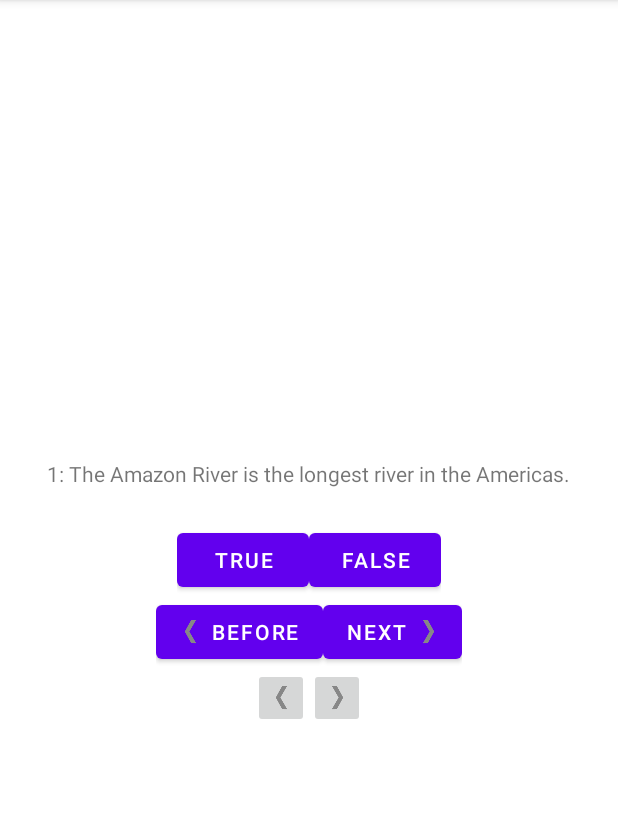
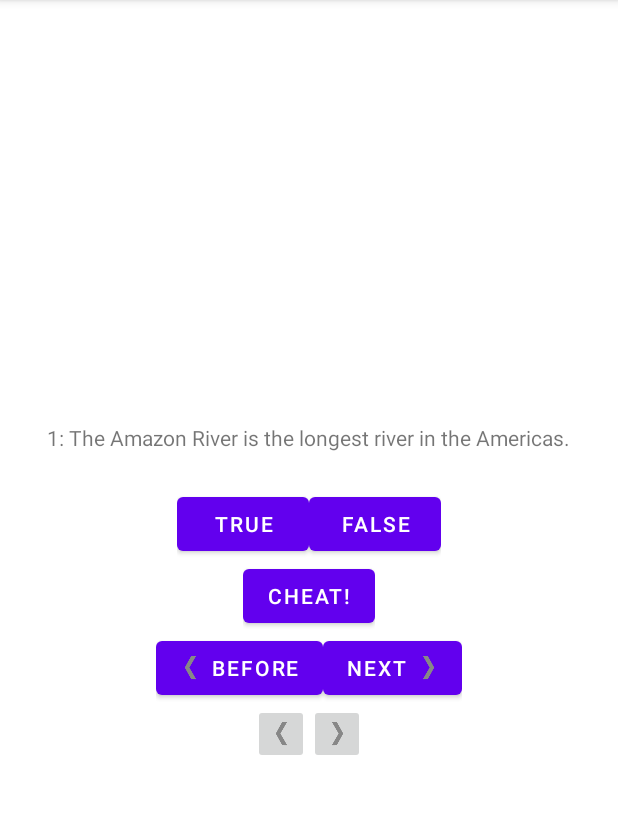
Before and after one commit to kaluogh/MyAndroidStudy, an Android app: the screen it shows after launch (MainActivity), after a tap on "TRUE", on a phone screen of 412 x 824 dp, the part 84-898 px from its top. Run offline under Robolectric (Android 15) with nearby library versions, the phone set to English and light mode, and no system bars.

Commit message:
update c6

```diff
--- a/GeoQuiz/app/src/main/AndroidManifest.xml
+++ b/GeoQuiz/app/src/main/AndroidManifest.xml
@@ -9,6 +9,7 @@
         android:roundIcon="@mipmap/ic_launcher_round"
         android:supportsRtl="true"
         android:theme="@style/Theme.GeoQuiz">
+        <activity android:name=".CheatActivity"></activity>
         <activity android:name=".MainActivity">
             <intent-filter>
                 <action android:name="android.intent.action.MAIN" />
--- a/GeoQuiz/app/src/main/java/com/bignerdranch/android/geoquiz/MainActivity.kt
+++ b/GeoQuiz/app/src/main/java/com/bignerdranch/android/geoquiz/MainActivity.kt
@@ -1,5 +1,7 @@
 package com.bignerdranch.android.geoquiz
 
+import android.app.Activity
+import android.content.Intent
 import androidx.appcompat.app.AppCompatActivity
 import android.os.Bundle
 import android.util.Log
@@ -9,11 +11,10 @@ import android.widget.ImageButton
 import android.widget.TextView
 import android.widget.Toast
 import androidx.annotation.StringRes
-import androidx.lifecycle.ViewModelProvider
 import androidx.lifecycle.ViewModelProviders
-import java.lang.StringBuilder
 
 private const val TAG = "MainActivity"
+private const val REQUEST_CODE_CHEAT = 0
 
 class MainActivity : AppCompatActivity() {
     private lateinit var trueButton: Button
@@ -23,6 +24,7 @@ class MainActivity : AppCompatActivity() {
     private lateinit var beforeImageButton: ImageButton
     private lateinit var nextImageButton: ImageButton
     private lateinit var questionView: TextView
+    private lateinit var cheatButton: Button
 
     private val quizViewModel: QuizViewModel by lazy {
         ViewModelProviders.of(this).get(QuizViewModel::class.java)
@@ -44,6 +46,7 @@ class MainActivity : AppCompatActivity() {
         nextButton = findViewById(R.id.next_button)
         beforeImageButton = findViewById(R.id.before_imagebutton)
         nextImageButton = findViewById(R.id.next_imagebutton)
+        cheatButton = findViewById(R.id.cheat_button)
 
 
         trueButton.setOnClickListener { view: View ->
@@ -74,16 +77,37 @@ class MainActivity : AppCompatActivity() {
             updateQuesttion()
         }
 
+        cheatButton.setOnClickListener { view: View ->
+//            var intent = Intent(this, CheatActivity::class.java)
+            val answerIsTrue = quizViewModel.currentQuestionAnswer
+            var intent = CheatActivity.newIntent(this@MainActivity, answerIsTrue)
+//            startActivity(intent)
+            startActivityForResult(intent, REQUEST_CODE_CHEAT)
+        }
+
         updateQuesttion()
     }
 
+    override fun onActivityResult(requestCode: Int, resultCode: Int, data: Intent?) {
+        super.onActivityResult(requestCode, resultCode, data)
+        if (resultCode != Activity.RESULT_OK) {
+            return
+        }
+        if (requestCode == REQUEST_CODE_CHEAT) {
+            var result = data?.getBooleanExtra(EXTRA_ANSWER_SHOWN, false) ?: false
+            Log.d(TAG, "Have see answer? " + result.toString())
+            quizViewModel.isCheater = result
+        }
+    }
+
     private fun checkAnswer(answer: Boolean) {
-        var flag = answer == quizViewModel.currentQuestionAnswer
-        if (flag) {
-            showMessage(R.string.correct_toast)
-        } else {
-            showMessage(R.string.incorrect_toast)
+        var correntAnswer: Boolean = quizViewModel.currentQuestionAnswer
+        var messageResId = when {
+            quizViewModel.isCheater -> R.string.judgment
+            answer == correntAnswer -> R.string.correct_toast
+            else -> R.string.incorrect_toast
         }
+        showMessage(messageResId)
     }
 
     private fun showMessage(@StringRes message: Int) {
--- a/GeoQuiz/app/src/main/java/com/bignerdranch/android/geoquiz/QuizViewModel.kt
+++ b/GeoQuiz/app/src/main/java/com/bignerdranch/android/geoquiz/QuizViewModel.kt
@@ -12,6 +12,7 @@ class QuizViewModel : ViewModel() {
     }
 
     var questionIndex = 0
+    var isCheater = false
     private var questionBank: List<Question> = listOf(
         Question(R.string.question_africa, false),
         Question(R.string.question_asiz, true),
--- a/GeoQuiz/app/src/main/res/layout/activity_main.xml
+++ b/GeoQuiz/app/src/main/res/layout/activity_main.xml
@@ -51,6 +51,18 @@
     <LinearLayout
         android:layout_width="wrap_content"
         android:layout_height="wrap_content"
+        android:gravity="center"
+        >
+        <Button
+            android:id="@+id/cheat_button"
+            android:layout_width="wrap_content"
+            android:layout_height="wrap_content"
+            android:text="@string/cheat_button"></Button>
+    </LinearLayout>
+
+    <LinearLayout
+        android:layout_width="wrap_content"
+        android:layout_height="wrap_content"
         android:orientation="horizontal">
         <Button
             android:id="@+id/before_button"
--- a/GeoQuiz/app/src/main/res/values/strings.xml
+++ b/GeoQuiz/app/src/main/res/values/strings.xml
@@ -11,4 +11,8 @@
     <string name="question_asiz">Lake Baikal is the world\'s oldest and deepest freshwater lake.</string>
     <string name="next_button">NEXT</string>
     <string name="before_button">BEFORE</string>
+    <string name="warning_text">Are you sure you want to do this?</string>
+    <string name="show_answer_button">Show Answer</string>
+    <string name="cheat_button">Cheat!</string>
+    <string name="judgment">Cheat is wrong.</string>
 </resources>
```
Also changed, not shown: GeoQuiz/app/src/main/java/com/bignerdranch/android/geoquiz/CheatActivity.kt (added, +56 -0 lines), GeoQuiz/app/src/main/res/layout-land/activity_cheat.xml (added, +39 -0 lines), GeoQuiz/app/src/main/res/layout/activity_cheat.xml (added, +39 -0 lines).
